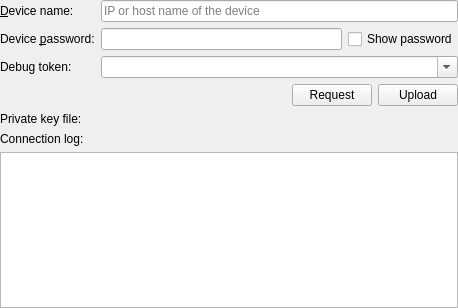
This is src/plugins/qnx/blackberrydeviceconfigurationwidget.ui in qt-creator/qt-creator as Qt 5 draws it before an edit. The edited form follows.
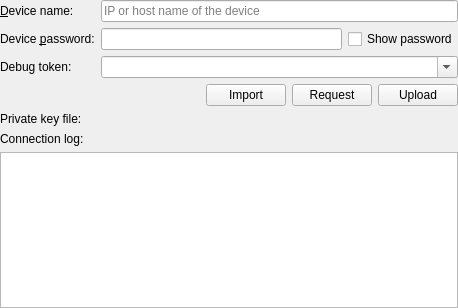
This is the edited form. Custom widgets are drawn as their Qt base class.

Commit message: Qnx: Add import button when selecting device's debug token

Patch:
```diff
--- a/src/plugins/qnx/blackberrydeviceconfigurationwidget.ui
+++ b/src/plugins/qnx/blackberrydeviceconfigurationwidget.ui
@@ -114,6 +114,13 @@
        </property>
       </spacer>
      </item>
+     <item>
+      <widget class="QPushButton" name="importButton">
+       <property name="text">
+        <string>Import</string>
+       </property>
+      </widget>
+     </item>
      <item>
       <widget class="QPushButton" name="requestButton">
        <property name="text">
```
The commit also changes 5 other files.
